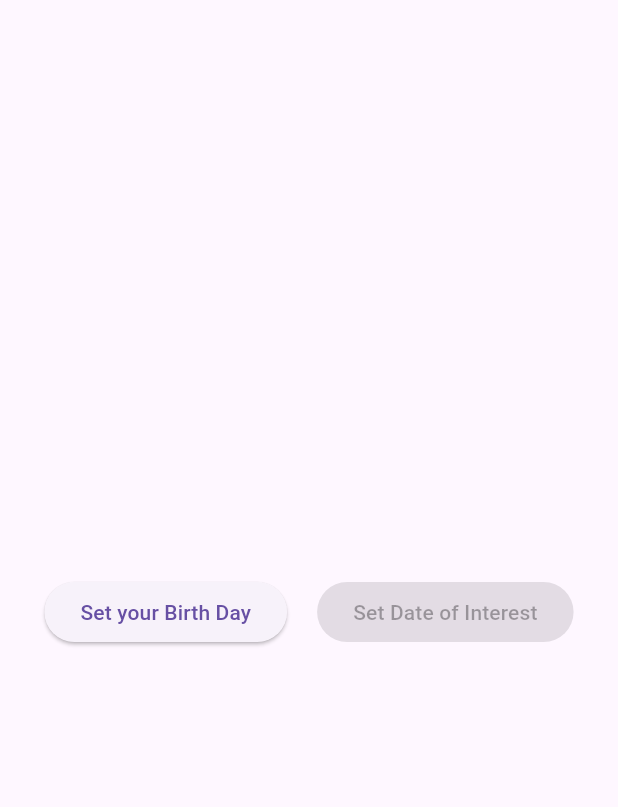
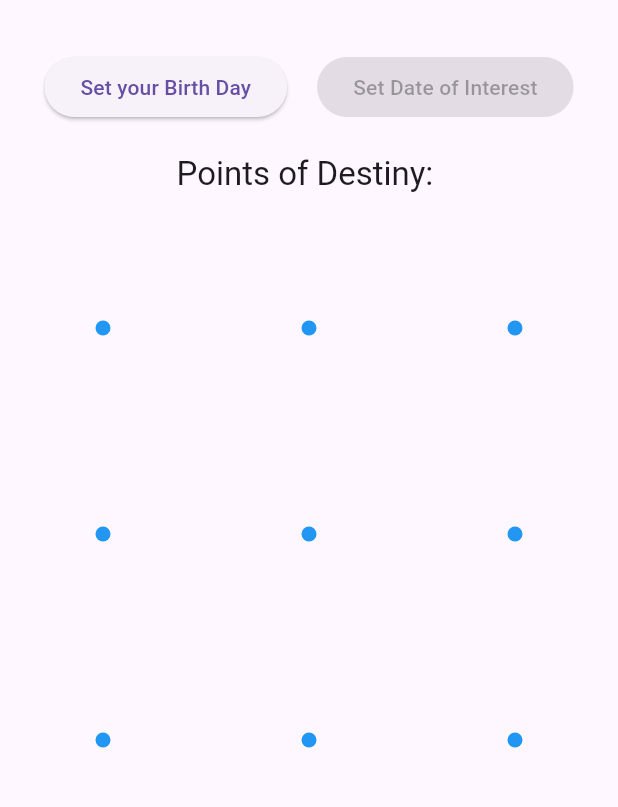
Before and after one commit to howbizarre/date_line_drawer, a Flutter app: the screen it shows after launch, on a phone screen of 412 x 824 dp, the part 63-870 px from its top. Run offline on Flutter 3.47's test engine with Material 3 defaults, Android fonts, the phone set to English and light mode, and no system bars.

Commit message:
feat: Enhance UI and animation speed for improved user experience
This commit enhances the user interface by making the "Points of Destiny" text and associated points always visible, even before dates are selected. It also reduces the text size of "Points of Destiny" to improve visual hierarchy and adjusts the animation speed for drawing lines.

Key changes include:

- Made "Points of Destiny" text and points visible by removing conditional checks.
- Reduced the text size of "Points of Destiny" for better visual balance.
- Increased the animation duration to 500ms per segment for a smoother drawing effect.

```diff
--- a/lib/main.dart
+++ b/lib/main.dart
@@ -77,7 +77,7 @@ class _MyHomePageState extends State<MyHomePage> with TickerProviderStateMixin {
       setState(() {
         _dateResult = date1Int + date2Int;
         _path = _dateResult.toString().split('').map((e) => int.parse(e)).where((e) => e != 0).toList();
-        _controller.duration = Duration(milliseconds: 250 * (_path.length - 1));
+        _controller.duration = Duration(milliseconds: 500 * (_path.length - 1));
         _startAnimation();
       });
     }
@@ -118,16 +118,14 @@ class _MyHomePageState extends State<MyHomePage> with TickerProviderStateMixin {
                 ),
               ],
             ),
-            if (_dateResult != null)
-              Padding(
+            Padding(
                 padding: const EdgeInsets.all(20.0),
                 child: Text(
-                  'Points of Destiny: $_dateResult',
-                  style: Theme.of(context).textTheme.headlineMedium,
+                  'Points of Destiny: ${_dateResult ?? ''}',
+                  style: Theme.of(context).textTheme.titleLarge,
                 ),
               ),
-            if (_dateResult != null)
-              Expanded(
+            Expanded(
                 child: AnimatedBuilder(
                   animation: _animation,
                   builder: (context, child) {
```
Also changed, not shown: 1 other file.
